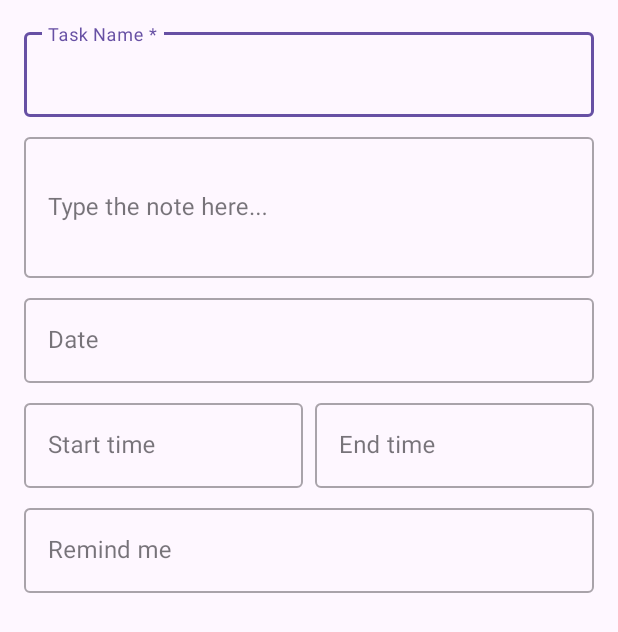
After one commit to zophiel27/TaskPilot, an Android app: the layout dialog_add_task.xml on its own in the app's theme, with its tools: preview values and no code run, on a phone screen of 412 x 824 dp. The commit adds this screen. Shown: the top 632 px of the screen. Run offline under Robolectric (Android 15) with nearby library versions, the phone set to English and light mode, and no system bars.

Commit message:
add task dialog

```diff
--- /dev/null
+++ b/app/src/main/res/layout/dialog_add_task.xml
@@ -0,0 +1,118 @@
+<ScrollView xmlns:android="http://schemas.android.com/apk/res/android"
+    xmlns:app="http://schemas.android.com/apk/res-auto"
+    android:layout_width="match_parent"
+    android:layout_height="match_parent"
+    android:padding="16dp">
+
+    <LinearLayout
+        android:layout_width="match_parent"
+        android:layout_height="wrap_content"
+        android:orientation="vertical">
+
+        <!-- Task Name -->
+        <com.google.android.material.textfield.TextInputLayout
+            style="@style/Widget.MaterialComponents.TextInputLayout.OutlinedBox"
+            android:layout_width="match_parent"
+            android:layout_height="wrap_content"
+            android:layout_marginBottom="8dp"
+            android:hint="Task Name *">
+
+            <com.google.android.material.textfield.TextInputEditText
+                android:id="@+id/etTaskName"
+                android:layout_width="match_parent"
+                android:layout_height="wrap_content"
+                android:inputType="textCapSentences"/>
+        </com.google.android.material.textfield.TextInputLayout>
+
+        <!-- Description -->
+        <com.google.android.material.textfield.TextInputLayout
+            style="@style/Widget.MaterialComponents.TextInputLayout.OutlinedBox"
+            android:layout_width="match_parent"
+            android:layout_height="wrap_content"
+            android:layout_marginBottom="8dp"
+            android:hint="Type the note here...">
+
+            <com.google.android.material.textfield.TextInputEditText
+                android:id="@+id/etDescription"
+                android:layout_width="match_parent"
+                android:layout_height="wrap_content"
+                android:inputType="textMultiLine"
+                android:minLines="3"/>
+        </com.google.android.material.textfield.TextInputLayout>
+
+        <!-- Date -->
+        <com.google.android.material.textfield.TextInputLayout
+            style="@style/Widget.MaterialComponents.TextInputLayout.OutlinedBox"
+            android:layout_width="match_parent"
+            android:layout_height="wrap_content"
+            android:layout_marginBottom="8dp"
+            android:hint="Date">
+
+            <com.google.android.material.textfield.TextInputEditText
+                android:id="@+id/etDate"
+                android:layout_width="match_parent"
+                android:layout_height="wrap_content"
+                android:focusable="false"
+                android:clickable="true"/>
+        </com.google.android.material.textfield.TextInputLayout>
+
+        <!-- Time Row -->
+        <LinearLayout
+            android:layout_width="match_parent"
+            android:layout_height="wrap_content"
+            android:orientation="horizontal"
+            android:layout_marginBottom="8dp">
+
+            <!-- Start Time -->
+            <com.google.android.material.textfield.TextInputLayout
+                style="@style/Widget.MaterialComponents.TextInputLayout.OutlinedBox"
+                android:layout_width="0dp"
+                android:layout_height="wrap_content"
+                android:layout_weight="1"
+                android:layout_marginEnd="8dp"
+                android:hint="Start time">
+
+                <com.google.android.material.textfield.TextInputEditText
+                    android:id="@+id/etStartTime"
+                    android:layout_width="match_parent"
+                    android:layout_height="wrap_content"
+                    android:focusable="false"
+                    android:clickable="true"/>
+            </com.google.android.material.textfield.TextInputLayout>
+
+            <!-- End Time -->
+            <com.google.android.material.textfield.TextInputLayout
+                style="@style/Widget.MaterialComponents.TextInputLayout.OutlinedBox"
+                android:layout_width="0dp"
+                android:layout_height="wrap_content"
+                android:layout_weight="1"
+                android:hint="End time">
+
+                <com.google.android.material.textfield.TextInputEditText
+                    android:id="@+id/etEndTime"
+                    android:layout_width="match_parent"
+                    android:layout_height="wrap_content"
+                    android:focusable="false"
+                    android:clickable="true"/>
+            </com.google.android.material.textfield.TextInputLayout>
+        </LinearLayout>
+
+        <!-- Reminder -->
+        <com.google.android.material.textfield.TextInputLayout
+            style="@style/Widget.MaterialComponents.TextInputLayout.OutlinedBox"
+            android:layout_width="match_parent"
+            android:layout_height="wrap_content"
+            android:layout_marginBottom="8dp"
+            android:hint="Remind me">
+
+            <com.google.android.material.textfield.TextInputEditText
+                android:id="@+id/etReminder"
+                android:layout_width="match_parent"
+                android:layout_height="wrap_content"
+                android:focusable="false"
+                android:clickable="true"/>
+        </com.google.android.material.textfield.TextInputLayout>
+
+    </LinearLayout>
+
+</ScrollView>
--- a/app/src/main/res/layout/fragment_schedule.xml
+++ b/app/src/main/res/layout/fragment_schedule.xml
@@ -29,10 +29,11 @@
                             android:divider="@android:color/transparent"
                             android:dividerHeight="16dp"/>
                 </LinearLayout>
+
         </ScrollView>
 
         <com.google.android.material.floatingactionbutton.FloatingActionButton
-            android:id="@+id/btnAddTask"
+            android:id="@+id/fabAddTask"
             android:layout_width="wrap_content"
             android:layout_height="wrap_content"
             android:layout_alignParentBottom="true"
```
Also changed, not shown: app/src/main/java/com/example/taskpilot/ScheduleFragment.java (+106 -0 lines), app/src/main/java/com/example/taskpilot/Task.java (+18 -0 lines), app/src/main/res/layout/dialog_title.xml (added, +16 -0 lines).
